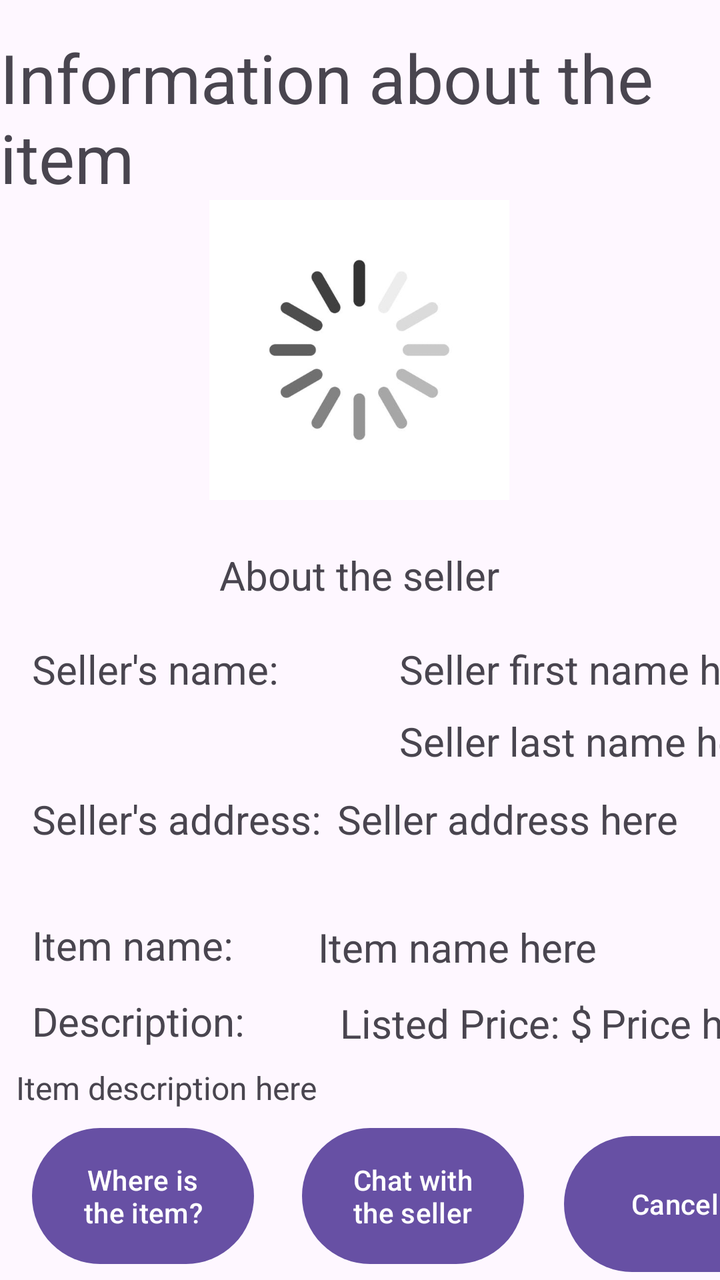
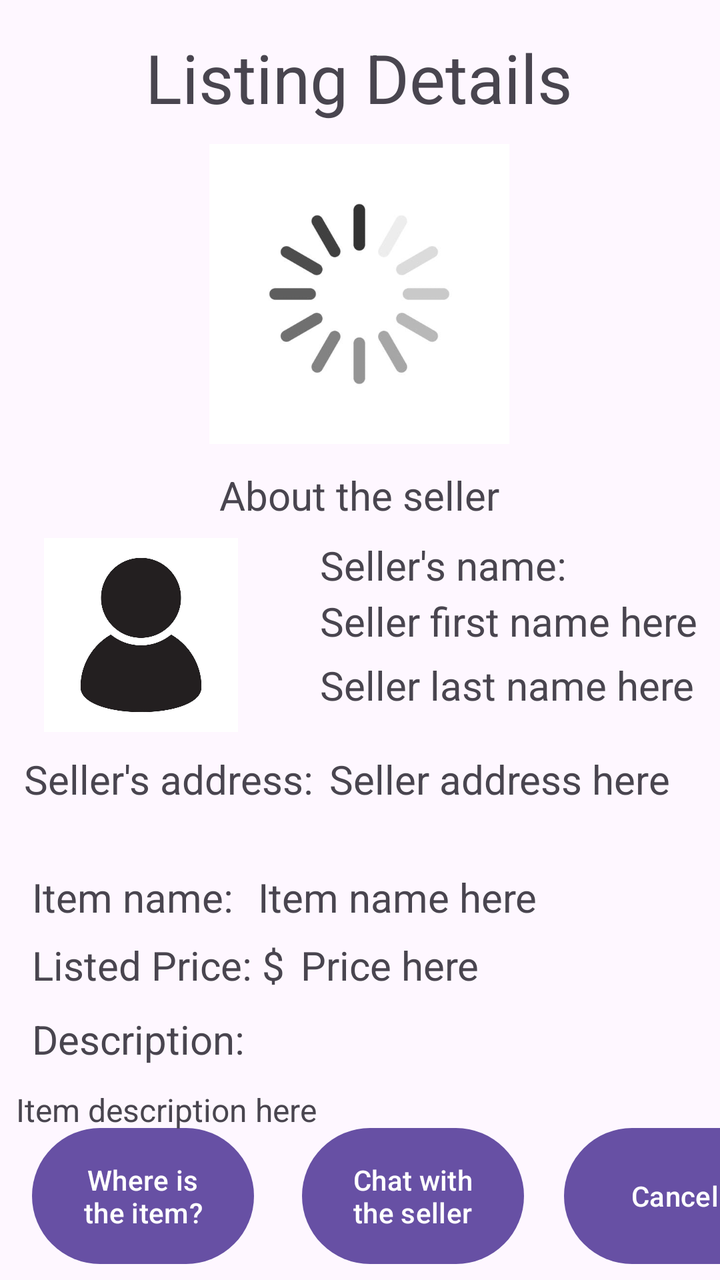

Compare the two renders of this Android layout. The source of the first and the diff that turns it into the second are given below.
<!-- AndroidManifest.xml: activity theme Base.Theme.LocalTreasury -->
<!-- res/layout/activity_sell_detail.xml -->
<?xml version="1.0" encoding="utf-8"?>
<androidx.constraintlayout.widget.ConstraintLayout xmlns:android="http://schemas.android.com/apk/res/android"
    xmlns:app="http://schemas.android.com/apk/res-auto"
    xmlns:tools="http://schemas.android.com/tools"
    android:id="@+id/selling_info_layout"
    android:layout_width="match_parent"
    android:layout_height="match_parent"
    tools:context=".SellDetailActivity">

    <ImageView
        android:id="@+id/item_imageView"
        android:layout_width="150dp"
        android:layout_height="150dp"
        android:layout_marginTop="100dp"
        android:scaleType="centerCrop"
        android:adjustViewBounds="true"
        app:layout_constraintEnd_toEndOf="parent"
        app:layout_constraintHorizontal_bias="0.498"
        app:layout_constraintStart_toStartOf="parent"
        app:layout_constraintTop_toTopOf="parent"
        app:srcCompat="@drawable/placeholder_image" />

    <TextView
        android:id="@+id/selling_title"
        android:layout_width="wrap_content"
        android:layout_height="wrap_content"
        android:layout_marginTop="16dp"
        android:text="Information about the item"
        android:textSize="34sp"
        app:layout_constraintEnd_toEndOf="parent"
        app:layout_constraintHorizontal_bias="0.497"
        app:layout_constraintStart_toStartOf="parent"
        app:layout_constraintTop_toTopOf="parent" />

    <TextView
        android:id="@+id/seller_info"
        android:layout_width="wrap_content"
        android:layout_height="wrap_content"
        android:layout_marginTop="24dp"
        android:text="About the seller"
        android:textSize="20sp"
        app:layout_constraintEnd_toEndOf="parent"
        app:layout_constraintHorizontal_bias="0.498"
        app:layout_constraintStart_toStartOf="parent"
        app:layout_constraintTop_toBottomOf="@+id/item_imageView" />

    <TextView
        android:id="@+id/textView3"
        android:layout_width="wrap_content"
        android:layout_height="wrap_content"
        android:layout_marginStart="16dp"
        android:layout_marginTop="20dp"
        android:text="Seller's name:"
        android:textSize="20sp"
        app:layout_constraintStart_toStartOf="parent"
        app:layout_constraintTop_toBottomOf="@+id/seller_info" />

    <TextView
        android:id="@+id/seller_first_name_text"
        android:layout_width="wrap_content"
        android:layout_height="wrap_content"
        android:layout_marginStart="60dp"
        android:layout_marginTop="20dp"
        android:text="Seller first name here"
        android:textSize="20sp"
        app:layout_constraintStart_toEndOf="@+id/textView3"
        app:layout_constraintTop_toBottomOf="@+id/seller_info" />

    <TextView
        android:id="@+id/seller_last_name_text"
        android:layout_width="wrap_content"
        android:layout_height="wrap_content"
        android:layout_marginStart="60dp"
        android:layout_marginTop="56dp"
        android:text="Seller last name here"
        android:textSize="20sp"
        app:layout_constraintStart_toEndOf="@+id/textView3"
        app:layout_constraintTop_toBottomOf="@+id/seller_info" />

    <TextView
        android:id="@+id/textView5"
        android:layout_width="wrap_content"
        android:layout_height="wrap_content"
        android:layout_marginStart="16dp"
        android:layout_marginTop="48dp"
        android:text="Seller's address:"
        android:textSize="20sp"
        app:layout_constraintStart_toStartOf="parent"
        app:layout_constraintTop_toBottomOf="@+id/textView3" />

    <TextView
        android:id="@+id/seller_phone_text"
        android:layout_width="225dp"
        android:layout_height="60dp"
        android:layout_marginStart="8dp"
        android:layout_marginTop="12dp"
        android:text="Seller address here"
        android:textSize="20sp"
        app:layout_constraintStart_toEndOf="@+id/textView5"
        app:layout_constraintTop_toBottomOf="@+id/seller_last_name_text" />

    <Button
        android:id="@+id/show_map_btn"
        android:layout_width="111dp"
        android:layout_height="76dp"
        android:layout_marginStart="16dp"
        android:layout_marginBottom="4dp"
        android:text="Where is the item?"
        app:layout_constraintBottom_toBottomOf="parent"
        app:layout_constraintStart_toStartOf="parent" />

    <Button
        android:id="@+id/chat_page_btn"
        android:layout_width="111dp"
        android:layout_height="76dp"
        android:layout_marginStart="24dp"
        android:layout_marginBottom="4dp"
        android:text="Chat with the seller"
        app:layout_constraintBottom_toBottomOf="parent"
        app:layout_constraintStart_toEndOf="@+id/show_map_btn" />

    <Button
        android:id="@+id/cancel_selling_btn"
        android:layout_width="111dp"
        android:layout_height="76dp"
        android:layout_marginStart="20dp"
        android:text="Cancel"
        app:layout_constraintBottom_toBottomOf="parent"
        app:layout_constraintStart_toEndOf="@+id/chat_page_btn" />

    <TextView
        android:id="@+id/textView8"
        android:layout_width="131dp"
        android:layout_height="30dp"
        android:layout_marginStart="16dp"
        android:layout_marginTop="36dp"
        android:text="Item name:"
        android:textSize="20sp"
        app:layout_constraintStart_toStartOf="parent"
        app:layout_constraintTop_toBottomOf="@+id/textView5" />

    <TextView
        android:id="@+id/textView9"
        android:layout_width="235dp"
        android:layout_height="30dp"
        android:layout_marginStart="12dp"
        android:layout_marginTop="4dp"
        android:text="Item name here"
        android:textSize="20sp"
        app:layout_constraintStart_toEndOf="@+id/textView8"
        app:layout_constraintTop_toBottomOf="@+id/seller_phone_text" />

    <TextView
        android:id="@+id/textView10"
        android:layout_width="118dp"
        android:layout_height="28dp"
        android:layout_marginStart="16dp"
        android:layout_marginTop="8dp"
        android:text="Description:"
        android:textSize="20sp"
        app:layout_constraintStart_toStartOf="parent"
        app:layout_constraintTop_toBottomOf="@+id/textView8" />

    <TextView
        android:id="@+id/textView11"
        android:layout_width="396dp"
        android:layout_height="99dp"
        android:layout_marginStart="8dp"
        android:layout_marginTop="8dp"
        android:text="Item description here"
        android:textSize="16sp"
        app:layout_constraintStart_toStartOf="parent"
        app:layout_constraintTop_toBottomOf="@+id/textView10" />

    <TextView
        android:id="@+id/textView12"
        android:layout_width="wrap_content"
        android:layout_height="wrap_content"
        android:layout_marginStart="36dp"
        android:layout_marginTop="8dp"
        android:text="Listed Price: $"
        android:textSize="20sp"
        app:layout_constraintStart_toEndOf="@+id/textView10"
        app:layout_constraintTop_toBottomOf="@+id/textView9" />

    <TextView
        android:id="@+id/textView13"
        android:layout_width="103dp"
        android:layout_height="26dp"
        android:layout_marginStart="4dp"
        android:layout_marginTop="8dp"
        android:text="Price here"
        android:textSize="20sp"
        app:layout_constraintStart_toEndOf="@+id/textView12"
        app:layout_constraintTop_toBottomOf="@+id/textView9" />

</androidx.constraintlayout.widget.ConstraintLayout>
<!-- resources referenced by this layout -->
<resources>
  <!-- drawable placeholder_image: jpg bitmap (drawable, 9003 bytes) -->
  <style name="Base.Theme.LocalTreasury" parent="Theme.Material3.DayNight.NoActionBar">
          
          
      </style>
</resources>

<!-- the commit's change to res/layout/activity_sell_detail.xml (unified diff, before → after) -->
@@ -11,9 +11,9 @@
         android:id="@+id/item_imageView"
         android:layout_width="150dp"
         android:layout_height="150dp"
-        android:layout_marginTop="100dp"
+        android:layout_marginTop="72dp"
+        android:adjustViewBounds="true"
         android:scaleType="centerCrop"
-        android:adjustViewBounds="true"
         app:layout_constraintEnd_toEndOf="parent"
         app:layout_constraintHorizontal_bias="0.498"
         app:layout_constraintStart_toStartOf="parent"
@@ -25,7 +25,7 @@
         android:layout_width="wrap_content"
         android:layout_height="wrap_content"
         android:layout_marginTop="16dp"
-        android:text="Information about the item"
+        android:text="Listing Details"
         android:textSize="34sp"
         app:layout_constraintEnd_toEndOf="parent"
         app:layout_constraintHorizontal_bias="0.497"
@@ -36,7 +36,7 @@
         android:id="@+id/seller_info"
         android:layout_width="wrap_content"
         android:layout_height="wrap_content"
-        android:layout_marginTop="24dp"
+        android:layout_marginTop="12dp"
         android:text="About the seller"
         android:textSize="20sp"
         app:layout_constraintEnd_toEndOf="parent"
@@ -48,8 +48,8 @@
         android:id="@+id/textView3"
         android:layout_width="wrap_content"
         android:layout_height="wrap_content"
-        android:layout_marginStart="16dp"
-        android:layout_marginTop="20dp"
+        android:layout_marginStart="160dp"
+        android:layout_marginTop="8dp"
         android:text="Seller's name:"
         android:textSize="20sp"
         app:layout_constraintStart_toStartOf="parent"
@@ -57,47 +57,47 @@
 
     <TextView
         android:id="@+id/seller_first_name_text"
-        android:layout_width="wrap_content"
-        android:layout_height="wrap_content"
-        android:layout_marginStart="60dp"
-        android:layout_marginTop="20dp"
+        android:layout_width="245dp"
+        android:layout_height="29dp"
+        android:layout_marginStart="160dp"
+        android:layout_marginTop="36dp"
         android:text="Seller first name here"
         android:textSize="20sp"
-        app:layout_constraintStart_toEndOf="@+id/textView3"
+        app:layout_constraintStart_toStartOf="parent"
         app:layout_constraintTop_toBottomOf="@+id/seller_info" />
 
     <TextView
         android:id="@+id/seller_last_name_text"
-        android:layout_width="wrap_content"
-        android:layout_height="wrap_content"
-        android:layout_marginStart="60dp"
-        android:layout_marginTop="56dp"
+        android:layout_width="244dp"
+        android:layout_height="29dp"
+        android:layout_marginStart="160dp"
+        android:layout_marginTop="68dp"
         android:text="Seller last name here"
         android:textSize="20sp"
-        app:layout_constraintStart_toEndOf="@+id/textView3"
+        app:layout_constraintStart_toStartOf="parent"
         app:layout_constraintTop_toBottomOf="@+id/seller_info" />
 
     <TextView
         android:id="@+id/textView5"
         android:layout_width="wrap_content"
         android:layout_height="wrap_content"
-        android:layout_marginStart="16dp"
-        android:layout_marginTop="48dp"
+        android:layout_marginStart="12dp"
+        android:layout_marginTop="10dp"
         android:text="Seller's address:"
         android:textSize="20sp"
         app:layout_constraintStart_toStartOf="parent"
-        app:layout_constraintTop_toBottomOf="@+id/textView3" />
+        app:layout_constraintTop_toBottomOf="@+id/profile_imageView" />
 
     <TextView
         android:id="@+id/seller_phone_text"
-        android:layout_width="225dp"
-        android:layout_height="60dp"
+        android:layout_width="243dp"
+        android:layout_height="57dp"
         android:layout_marginStart="8dp"
-        android:layout_marginTop="12dp"
+        android:layout_marginTop="10dp"
         android:text="Seller address here"
         android:textSize="20sp"
         app:layout_constraintStart_toEndOf="@+id/textView5"
-        app:layout_constraintTop_toBottomOf="@+id/seller_last_name_text" />
+        app:layout_constraintTop_toBottomOf="@+id/profile_imageView" />
 
     <Button
         android:id="@+id/show_map_btn"
@@ -124,16 +124,17 @@
         android:layout_width="111dp"
         android:layout_height="76dp"
         android:layout_marginStart="20dp"
+        android:layout_marginBottom="4dp"
         android:text="Cancel"
         app:layout_constraintBottom_toBottomOf="parent"
         app:layout_constraintStart_toEndOf="@+id/chat_page_btn" />
 
     <TextView
         android:id="@+id/textView8"
-        android:layout_width="131dp"
-        android:layout_height="30dp"
-        android:layout_marginStart="16dp"
-        android:layout_marginTop="36dp"
+        android:layout_width="109dp"
+        android:layout_height="31dp"
+        android:layout_marginStart="16dp"
+        android:layout_marginTop="32dp"
         android:text="Item name:"
         android:textSize="20sp"
         app:layout_constraintStart_toStartOf="parent"
@@ -143,30 +144,30 @@
         android:id="@+id/textView9"
         android:layout_width="235dp"
         android:layout_height="30dp"
-        android:layout_marginStart="12dp"
-        android:layout_marginTop="4dp"
+        android:layout_marginStart="4dp"
+        android:layout_marginTop="32dp"
         android:text="Item name here"
         android:textSize="20sp"
         app:layout_constraintStart_toEndOf="@+id/textView8"
-        app:layout_constraintTop_toBottomOf="@+id/seller_phone_text" />
+        app:layout_constraintTop_toBottomOf="@+id/textView5" />
 
     <TextView
         android:id="@+id/textView10"
         android:layout_width="118dp"
         android:layout_height="28dp"
         android:layout_marginStart="16dp"
-        android:layout_marginTop="8dp"
+        android:layout_marginTop="10dp"
         android:text="Description:"
         android:textSize="20sp"
         app:layout_constraintStart_toStartOf="parent"
-        app:layout_constraintTop_toBottomOf="@+id/textView8" />
+        app:layout_constraintTop_toBottomOf="@+id/textView12" />
 
     <TextView
         android:id="@+id/textView11"
         android:layout_width="396dp"
-        android:layout_height="99dp"
+        android:layout_height="84dp"
         android:layout_marginStart="8dp"
-        android:layout_marginTop="8dp"
+        android:layout_marginTop="10dp"
         android:text="Item description here"
         android:textSize="16sp"
         app:layout_constraintStart_toStartOf="parent"
@@ -176,22 +177,32 @@
         android:id="@+id/textView12"
         android:layout_width="wrap_content"
         android:layout_height="wrap_content"
-        android:layout_marginStart="36dp"
-        android:layout_marginTop="8dp"
+        android:layout_marginStart="16dp"
+        android:layout_marginTop="4dp"
         android:text="Listed Price: $"
         android:textSize="20sp"
-        app:layout_constraintStart_toEndOf="@+id/textView10"
+        app:layout_constraintStart_toStartOf="parent"
         app:layout_constraintTop_toBottomOf="@+id/textView9" />
 
     <TextView
         android:id="@+id/textView13"
         android:layout_width="103dp"
         android:layout_height="26dp"
-        android:layout_marginStart="4dp"
-        android:layout_marginTop="8dp"
+        android:layout_marginStart="8dp"
+        android:layout_marginTop="4dp"
         android:text="Price here"
         android:textSize="20sp"
         app:layout_constraintStart_toEndOf="@+id/textView12"
         app:layout_constraintTop_toBottomOf="@+id/textView9" />
 
+    <ImageView
+        android:id="@+id/profile_imageView"
+        android:layout_width="109dp"
+        android:layout_height="97dp"
+        android:layout_marginStart="16dp"
+        android:layout_marginTop="8dp"
+        app:layout_constraintStart_toStartOf="parent"
+        app:layout_constraintTop_toBottomOf="@+id/seller_info"
+        app:srcCompat="@drawable/profiledefault" />
+
 </androidx.constraintlayout.widget.ConstraintLayout>
<!-- resource entries referenced after the edit -->
@@ -1,6 +1,7 @@
 <!-- resources referenced by this layout -->
 <resources>
   <!-- drawable placeholder_image: jpg bitmap (drawable, 9003 bytes) -->
+  <!-- drawable profiledefault: jpg bitmap (drawable, 13415 bytes) -->
   <style name="Base.Theme.LocalTreasury" parent="Theme.Material3.DayNight.NoActionBar">
           
           
